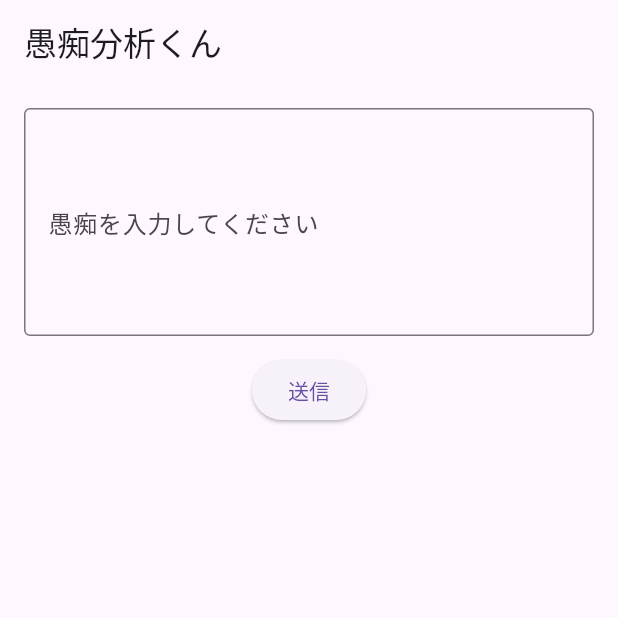
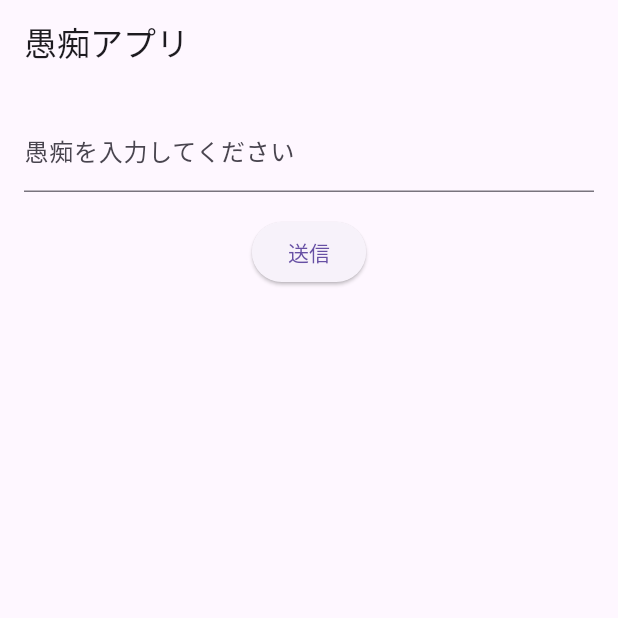
Before and after one commit to akasaya/gcp-guchi-app, a Flutter app: the screen it shows after launch, on a phone screen of 412 x 824 dp, the top half of it. Run offline on Flutter 3.47's test engine with Material 3 defaults, Android fonts, the phone set to English and light mode, and no system bars.

Commit message:
画面の修正 + backendの微修正

```diff
--- a/frontend/lib/main.dart
+++ b/frontend/lib/main.dart
@@ -2,10 +2,8 @@ import 'package:flutter/material.dart';
 import 'package:http/http.dart' as http;
 import 'dart:convert';
 
-void main() {
-  runApp(const GuchiApp());
-}
 
+void main() => runApp(const GuchiApp());
 
 class GuchiApp extends StatelessWidget {
   const GuchiApp({super.key});
@@ -13,58 +11,96 @@ class GuchiApp extends StatelessWidget {
   @override
   Widget build(BuildContext context) {
     return MaterialApp(
-      home: const GuchiInputPage(),
+      title: '愚痴アプリ',
+      home: const GuchiPage(),
     );
   }
 }
 
-class GuchiInputPage extends StatefulWidget {
-  const GuchiInputPage({super.key});
+class GuchiPage extends StatefulWidget {
+  const GuchiPage({super.key});
 
   @override
-  State<GuchiInputPage> createState() => _GuchiInputPageState();
+  State<GuchiPage> createState() => _GuchiPageState();
 }
 
-class _GuchiInputPageState extends State<GuchiInputPage> {
+class _GuchiPageState extends State<GuchiPage> {
   final TextEditingController _controller = TextEditingController();
   String _result = '';
+  bool _isLoading = false;
 
-  Future<void> analyzeGuchi() async {
+  Future<void> _sendGuchi() async {
+    setState(() {
+      _isLoading = true;
+      _result = '';
+    });
+
+    try {
       final response = await http.post(
         Uri.parse('http://localhost:5000/analyze'),
         headers: {'Content-Type': 'application/json'},
-      body: jsonEncode({'text': _controller.text}),
+        body: json.encode({'text': _controller.text}),
       );
 
-    final data = jsonDecode(response.body);
+      if (response.statusCode == 200) {
+        final jsonRes = json.decode(utf8.decode(response.bodyBytes));
         setState(() {
-      _result = data['result'];
+          _result = jsonRes['results']?.toString() ?? 'レスポンスにresultsがありません';
         });
+      } else {
+        setState(() {
+          _result = 'エラーが発生しました (${response.statusCode})';
+        });
+      }
+    } catch (e) {
+      setState(() {
+        _result = '送信エラー: $e';
+      });
+    } finally {
+      setState(() {
+        _isLoading = false;
+      });
+    }
   }
 
   @override
   Widget build(BuildContext context) {
     return Scaffold(
-      appBar: AppBar(title: const Text('愚痴分析くん')),
+      appBar: AppBar(title: const Text('愚痴アプリ')),
       body: Padding(
         padding: const EdgeInsets.all(16),
         child: Column(
           children: [
             TextField(
               controller: _controller,
-              maxLines: 5,
               decoration: const InputDecoration(
-                border: OutlineInputBorder(),
                 labelText: '愚痴を入力してください',
               ),
+              maxLines: null,
             ),
-            const SizedBox(height: 12),
+            const SizedBox(height: 16),
             ElevatedButton(
-              onPressed: analyzeGuchi,
-              child: const Text('送信'),
+              onPressed: _isLoading ? null : _sendGuchi,
+              child: _isLoading
+                  ? const CircularProgressIndicator(color: Colors.white)
+                  : const Text('送信'),
             ),
-            const SizedBox(height: 12),
-            Text(_result),
+            const SizedBox(height: 24),
+            if (_result.isNotEmpty) ...[
+              const Text(
+                '分析結果：',
+                style: TextStyle(fontWeight: FontWeight.bold),
+              ),
+              const SizedBox(height: 8),
+              Expanded(
+                child: SingleChildScrollView(
+                  child: Text(
+                    _result,
+                    style: const TextStyle(fontSize: 16),
+                  ),
+                ),
+              ),
+            ]
           ],
         ),
       ),
```
Also changed, not shown: 1 other file. Lines whose indentation alone changed are shown as unchanged.
